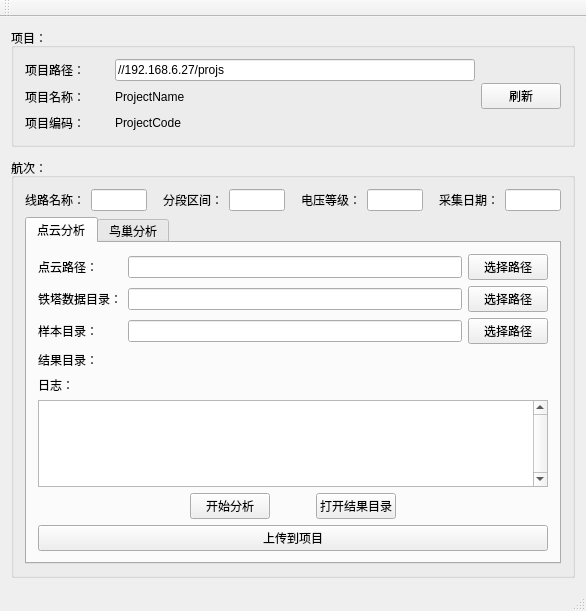
This is MainControl/MainControl.ui in CreamMilk/pct as Qt 5 draws it before an edit. The edited form follows.
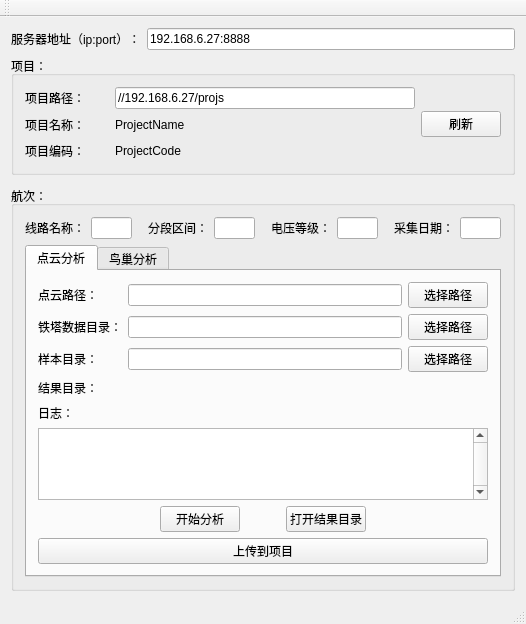
This is the edited form.

```diff
--- a/MainControl/MainControl.ui
+++ b/MainControl/MainControl.ui
@@ -6,8 +6,8 @@
    <rect>
     <x>0</x>
     <y>0</y>
-    <width>586</width>
-    <height>611</height>
+    <width>526</width>
+    <height>610</height>
    </rect>
   </property>
   <property name="windowTitle">
@@ -15,6 +15,24 @@
   </property>
   <widget class="QWidget" name="centralWidget">
    <layout class="QVBoxLayout" name="verticalLayout">
+    <item>
+     <layout class="QHBoxLayout" name="horizontalLayout_14">
+      <item>
+       <widget class="QLabel" name="label_8">
+        <property name="text">
+         <string>服务器地址（ip:port）：</string>
+        </property>
+       </widget>
+      </item>
+      <item>
+       <widget class="QLineEdit" name="lineEdit_server_ip">
+        <property name="text">
+         <string>192.168.6.27:8888</string>
+        </property>
+       </widget>
+      </item>
+     </layout>
+    </item>
     <item>
      <widget class="QGroupBox" name="groupBox">
       <property name="title">
```
Left out of the diff: 2 changed lines with no effect on the pictures.
